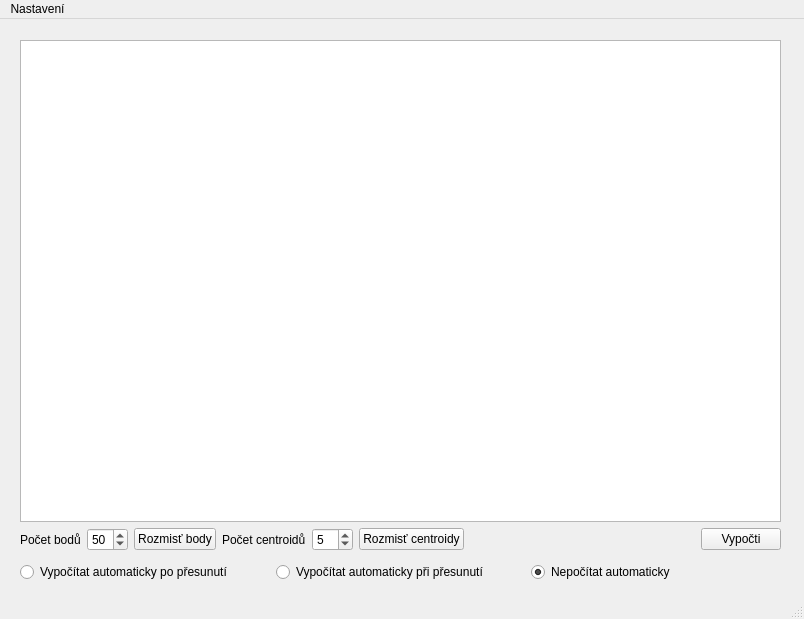
Before: the Qt Designer form source/mainwindow.ui in martinnovaak/K-means, drawn with Qt 5.
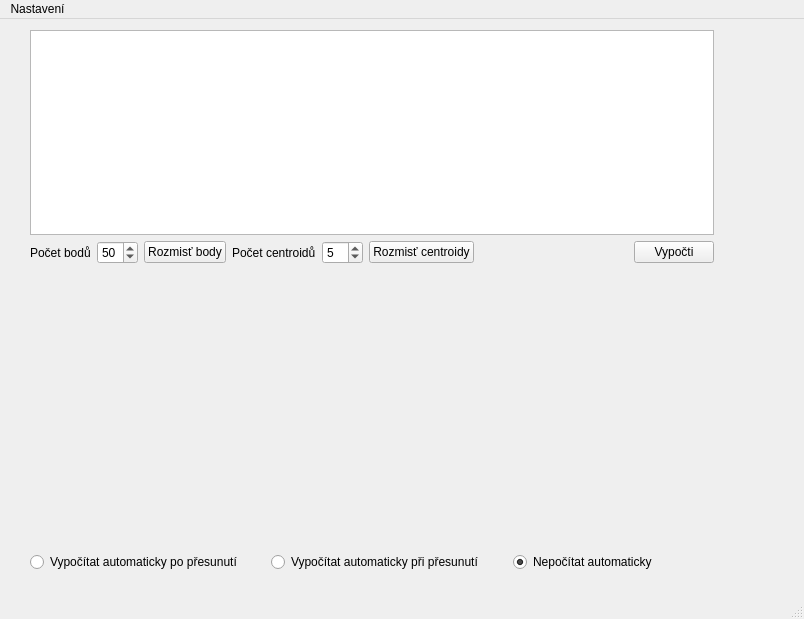
After: the same form once the commit is applied.

Commit message: Povolení resize + kompletní přeps UI.

What changed in the file:
```diff
--- a/source/mainwindow.ui
+++ b/source/mainwindow.ui
@@ -26,10 +26,10 @@
    <widget class="QWidget" name="layoutWidget">
     <property name="geometry">
      <rect>
-      <x>20</x>
-      <y>21</y>
-      <width>761</width>
-      <height>511</height>
+      <x>30</x>
+      <y>11</y>
+      <width>684</width>
+      <height>234</height>
      </rect>
     </property>
     <layout class="QVBoxLayout" name="verticalLayout">
@@ -121,9 +121,9 @@
    <widget class="QWidget" name="layoutWidget">
     <property name="geometry">
      <rect>
-      <x>20</x>
-      <y>540</y>
-      <width>761</width>
+      <x>30</x>
+      <y>530</y>
+      <width>718</width>
       <height>26</height>
      </rect>
     </property>
```
The commit also changes 6 other files.
